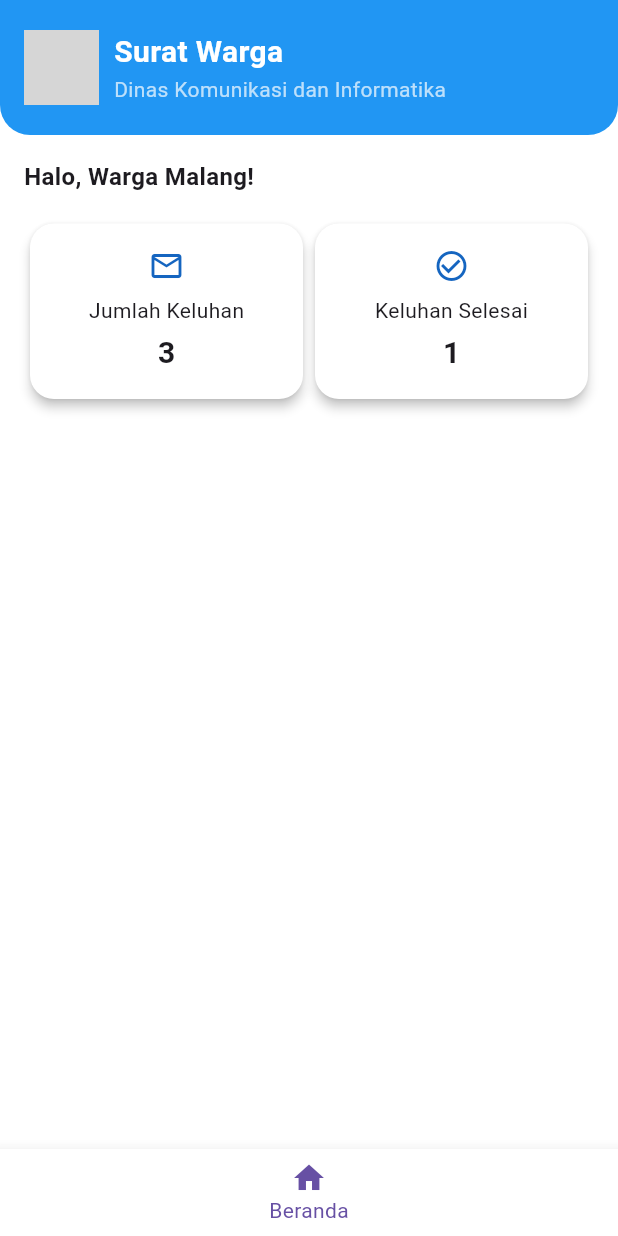
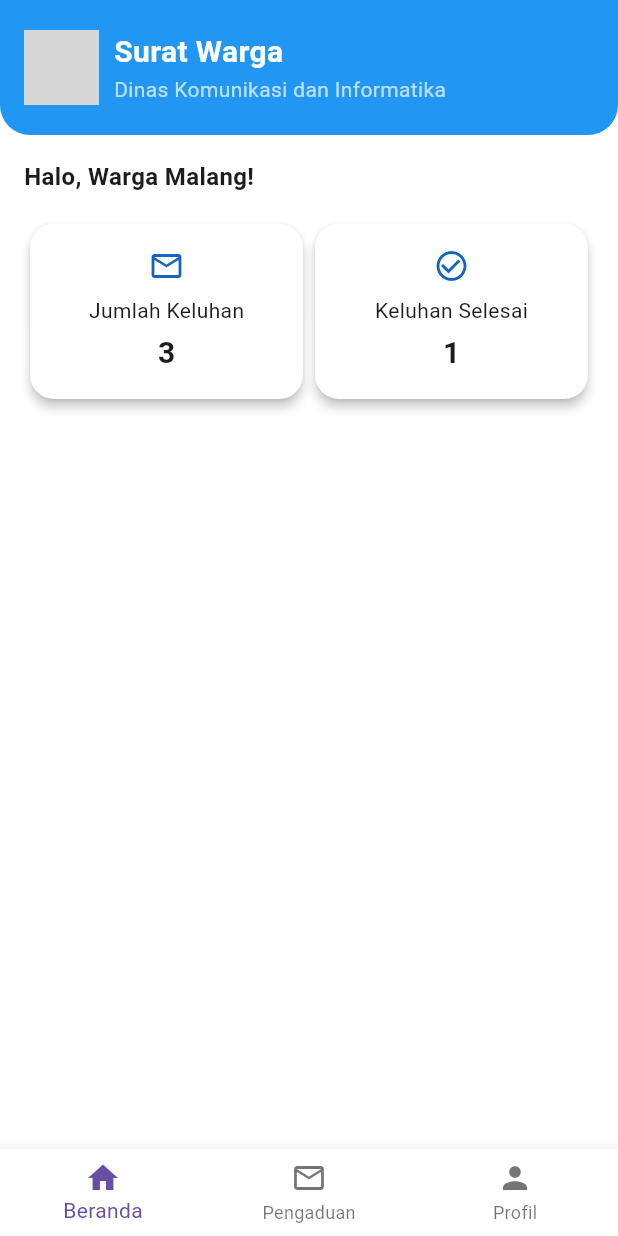
Before and after one commit to UlfiatulRosida/project_tim, a Flutter app: the screen it shows after launch, on a phone screen of 412 x 824 dp. Run offline on Flutter 3.47's test engine with Material 3 defaults, Android fonts, the phone set to English and light mode, and no system bars; network calls fail; grey boxes are pictures that could not be loaded.

Commit message:
perbaiki navigasi

```diff
--- a/lib/main.dart
+++ b/lib/main.dart
@@ -1,4 +1,5 @@
 import 'package:flutter/material.dart';
+import 'package:flutter/widgets.dart';
 import 'pages/home_page.dart';
 void main() {
   runApp(const MyApp());
@@ -49,6 +50,14 @@ class _MainScreenState extends State<MainScreen> {
                   icon: Icon(Icons.home),
                   label: 'Beranda',
                 ),
+                BottomNavigationBarItem(
+                  icon: Icon(Icons.mail_outline),
+                  label: 'Pengaduan',
+                ),
+                BottomNavigationBarItem(
+                  icon: Icon(Icons.person),
+                  label: 'Profil',
+                ),
               ],
             )
             : null,
```
